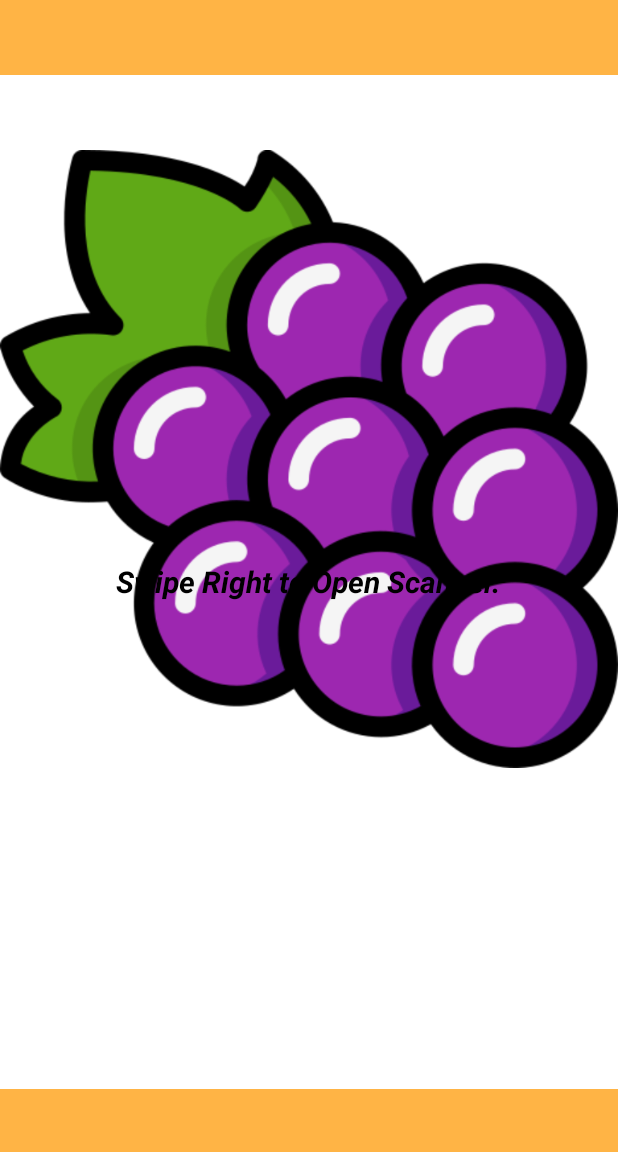
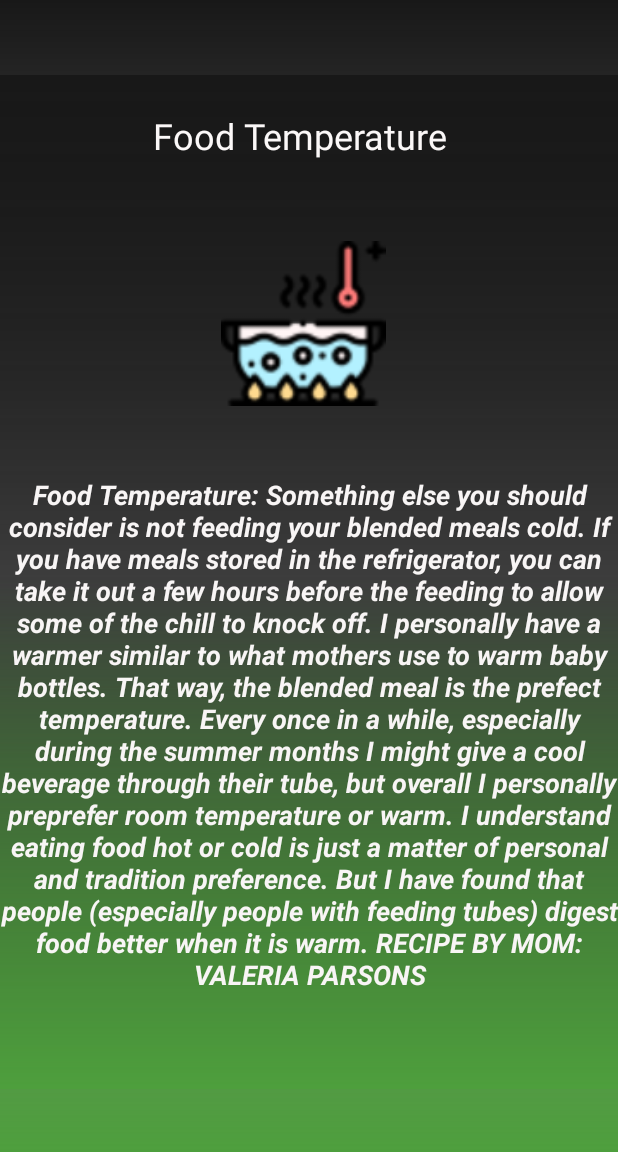
Before and after one commit to PaulShan101/BlendedNew, an Android app: the History2 screen opened directly, with no data from a screen before it, on a phone screen of 412 x 824 dp, the part 84-1236 px from its top. Run offline under Robolectric (Android 15) with nearby library versions, the phone set to English and light mode, and no system bars.

Commit message:
Added new designs to tips pages

```diff
--- a/app/src/main/res/layout/activity_history.xml
+++ b/app/src/main/res/layout/activity_history.xml
@@ -4,6 +4,7 @@
     xmlns:tools="http://schemas.android.com/tools"
     android:layout_width="match_parent"
     android:layout_height="match_parent"
+
     android:background="@drawable/gradient"
 
     android:orientation="vertical"
@@ -13,9 +14,9 @@
     <RelativeLayout
         android:id="@+id/relGenerate"
         android:layout_width="match_parent"
+        android:background="@drawable/gradient"
         android:layout_height="672dp"
-        android:layout_marginTop="50dp"
-        android:background="@color/black">
+        android:layout_marginTop="50dp">
 
         <ImageView
             android:id="@+id/imageView4"
@@ -38,6 +39,8 @@
             android:layout_marginStart="30dp"
             android:layout_marginTop="24dp"
             android:layout_marginEnd="43dp"
+            android:layout_marginLeft="10dp"
+            android:layout_marginRight="10dp"
             android:layout_marginBottom="582dp"
             android:text="Suppliments Via Tube"
             android:textAlignment="center"
@@ -49,6 +52,8 @@
             android:layout_height="wrap_content"
             android:layout_alignParentBottom="true"
             android:layout_centerVertical="true"
+            android:layout_marginLeft="10dp"
+            android:layout_marginRight="10dp"
             android:layout_marginBottom="161dp"
             android:gravity="center"
             android:text="You should be able to give supplements
--- a/app/src/main/res/layout/activity_history1.xml
+++ b/app/src/main/res/layout/activity_history1.xml
@@ -13,9 +13,10 @@
         android:layout_height="641dp"
         android:layout_alignParentTop="true"
         android:layout_alignParentBottom="true"
+        android:background="@drawable/gradient"
         android:layout_marginTop="74dp"
         android:layout_marginBottom="16dp"
-        android:background="@color/white">
+        >
 
         <ImageView
             android:id="@+id/imageView4"
@@ -41,7 +42,7 @@
             android:layout_marginBottom="582dp"
             android:text="Blending on a Budget"
             android:textAlignment="center"
-            android:textColor="@color/black"
+            android:textColor="#FAF8F8"
             android:textSize="24sp" />
 
         <TextView
@@ -85,7 +86,7 @@ still getting the benefits from having real food in
 her diet and I have seen a positive change
 since I switch from giving her nothing but
 formula to a mix of the two. -Molly P, Kentucky"
-            android:textColor="@color/black"
+            android:textColor="#F8F5F5"
             android:textSize="12sp"
             android:textStyle="bold|italic" />
 
--- a/app/src/main/res/layout/activity_history2.xml
+++ b/app/src/main/res/layout/activity_history2.xml
@@ -3,30 +3,72 @@
     xmlns:android="http://schemas.android.com/apk/res/android"
     xmlns:app="http://schemas.android.com/apk/res-auto"
     android:layout_width="match_parent"
-    android:layout_height="match_parent"
-    android:background="#BAFF9800">
+    android:background="@drawable/gradient"
+    android:layout_height="match_parent">
 
     <RelativeLayout
         android:id="@+id/relGenerate"
         android:layout_width="match_parent"
         android:layout_height="676dp"
         android:layout_marginTop="50dp"
-        android:background="@color/white">
+        android:background="@drawable/gradient"
+        >
 
         <ImageView
-            android:id="@+id/imageView6"
+            android:id="@+id/imageView4"
+            android:layout_width="116dp"
+            android:layout_height="110dp"
+            android:layout_alignParentEnd="true"
+            android:layout_alignParentBottom="true"
+            android:layout_marginEnd="152dp"
+            android:layout_marginBottom="455dp"
+            android:src="@drawable/boil" />
+
+        <TextView
+            android:id="@+id/textView3"
             android:layout_width="wrap_content"
-            android:layout_height="wrap_content"
-            app:srcCompat="@drawable/grapes" />
+            android:layout_height="66dp"
+            android:layout_alignParentStart="true"
+            android:layout_alignParentTop="true"
+            android:layout_alignParentEnd="true"
+            android:layout_alignParentBottom="true"
+            android:layout_marginStart="30dp"
+            android:layout_marginTop="24dp"
+            android:layout_marginEnd="43dp"
+            android:layout_marginBottom="582dp"
+            android:text="Food Temperature"
+            android:textAlignment="center"
+            android:textColor="#FBF8F8"
+            android:textSize="24sp" />
 
         <TextView
             android:layout_width="wrap_content"
             android:layout_height="wrap_content"
-            android:layout_centerInParent="true"
+            android:layout_alignParentTop="true"
+            android:layout_alignParentBottom="true"
+            android:layout_marginTop="226dp"
+            android:layout_marginBottom="22dp"
             android:gravity="center"
-            android:text="Swipe Right to Open Scanner."
-            android:textColor="@color/black"
-            android:textSize="20sp"
+            android:text="Food Temperature: Something else you should
+consider is not feeding your blended meals
+cold. If you have meals stored in the
+refrigerator, you can take it out a few hours
+before the feeding to allow some of the chill to
+knock off. I personally have a warmer similar to
+what mothers use to warm baby bottles. That
+way, the blended meal is the prefect
+temperature. Every once in a while, especially
+during the summer months I might give a cool
+beverage through their tube, but overall I
+personally preprefer room temperature or
+warm. I understand eating food hot or cold is
+just a matter of personal and tradition
+preference. But I have found that people
+(especially people with feeding tubes) digest
+food better when it is warm. RECIPE BY MOM:
+VALERIA PARSONS"
+            android:textColor="#F8F5F5"
+            android:textSize="18sp"
             android:textStyle="bold|italic" />
 
     </RelativeLayout>
--- a/app/src/main/res/layout/button_layout.xml
+++ b/app/src/main/res/layout/button_layout.xml
@@ -264,10 +264,10 @@
                     android:orientation="vertical">
 
                     <ImageView
-                        android:layout_width="31dp"
-                        android:layout_height="43dp"
+                        android:layout_width="52dp"
+                        android:layout_height="44dp"
                         android:layout_gravity="center_horizontal"
-                        android:src="@drawable/lightbulb" />
+                        android:src="@drawable/lightbulb1" />
 
                     <TextView
                         android:id="@+id/btn_history"
```
Also changed, not shown: app/src/main/res/drawable-v24/boil.png (added), app/src/main/res/drawable-v24/lightbulb1.png (added).
